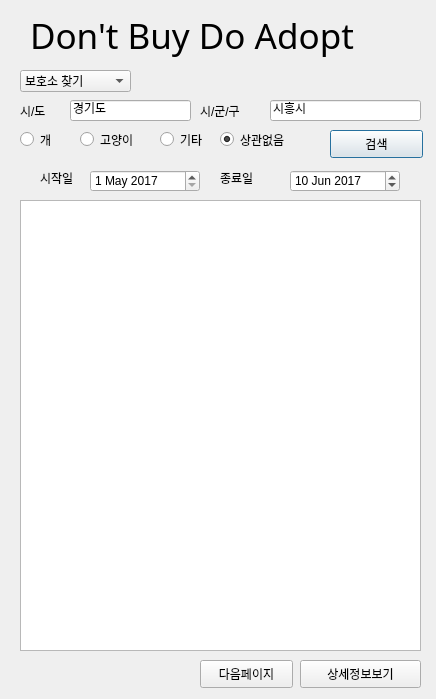
Old version of the form 엄동연/2017_script_termProject/gui.ui in the repository Lee-mo/2017-Script.
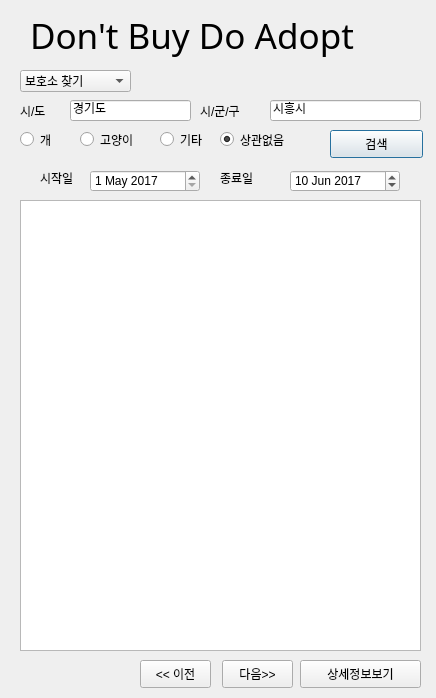
New version of the form.

Diff of the .ui file:
```diff
--- a/엄동연/2017_script_termProject/gui.ui
+++ b/엄동연/2017_script_termProject/gui.ui
@@ -7,7 +7,7 @@
     <x>0</x>
     <y>0</y>
     <width>436</width>
-    <height>699</height>
+    <height>698</height>
    </rect>
   </property>
   <property name="windowTitle">
@@ -283,14 +283,27 @@
   <widget class="QPushButton" name="NextPagePushButton">
    <property name="geometry">
     <rect>
-     <x>200</x>
+     <x>222</x>
      <y>660</y>
-     <width>93</width>
+     <width>71</width>
      <height>28</height>
     </rect>
    </property>
    <property name="text">
-    <string>다음페이지</string>
+    <string>다음&gt;&gt;</string>
+   </property>
+  </widget>
+  <widget class="QPushButton" name="PrevPagePushButton">
+   <property name="geometry">
+    <rect>
+     <x>140</x>
+     <y>660</y>
+     <width>71</width>
+     <height>28</height>
+    </rect>
+   </property>
+   <property name="text">
+    <string>&lt;&lt; 이전</string>
    </property>
   </widget>
  </widget>
```
